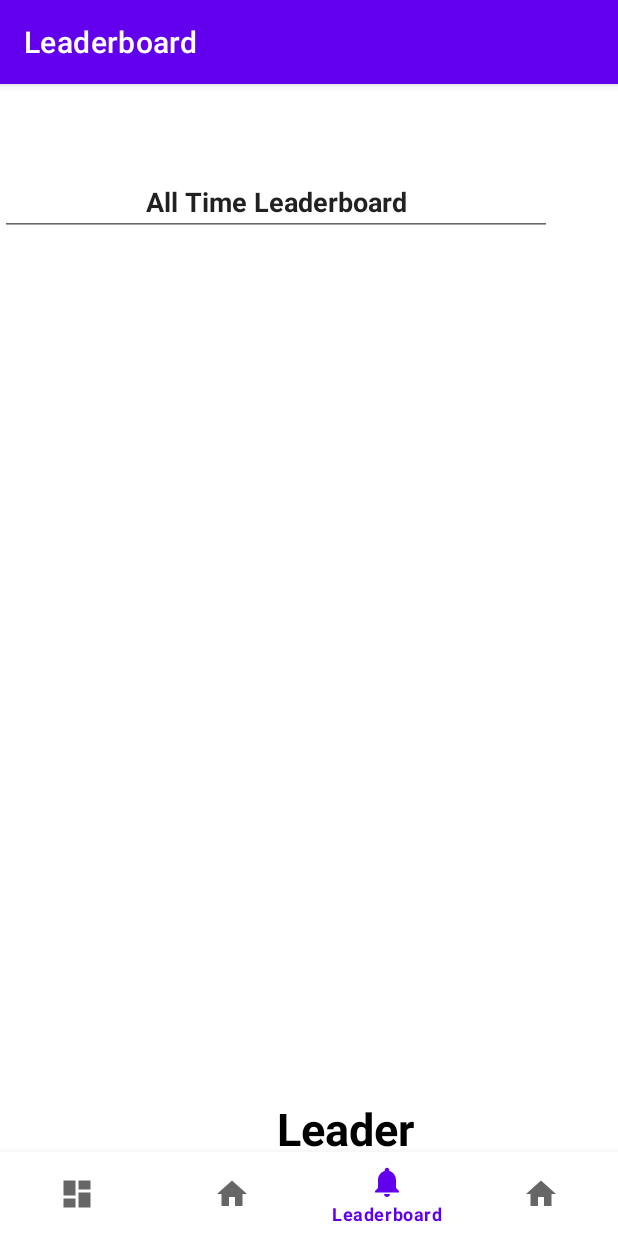
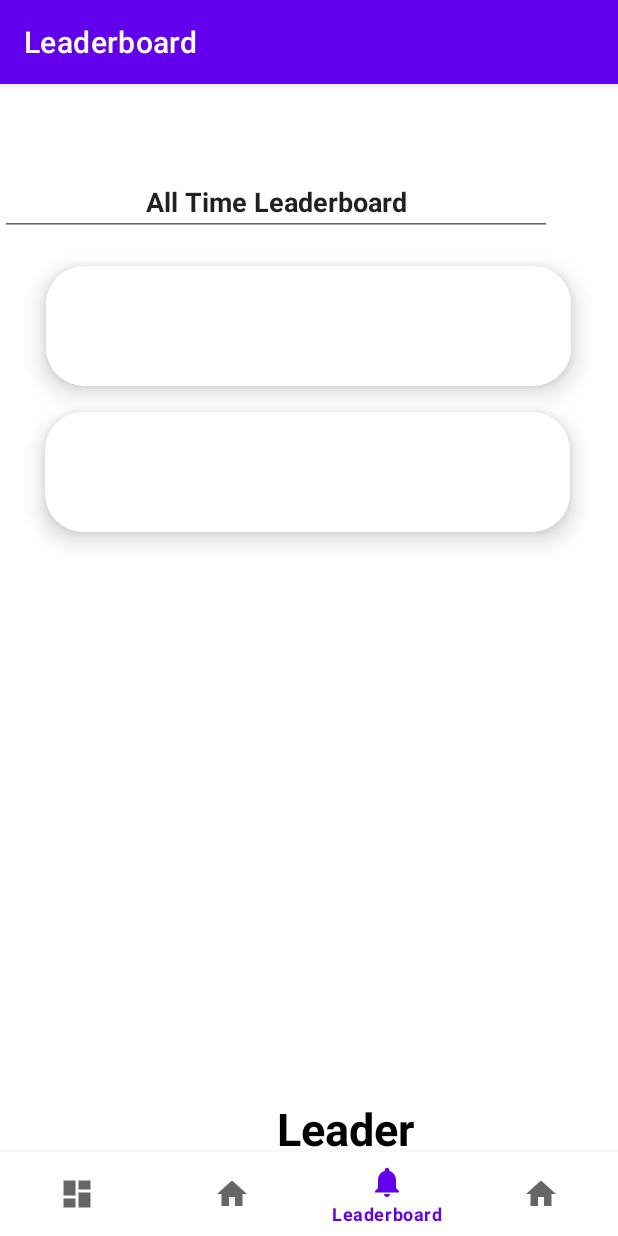
Before and after one commit to KellyyDuong/Nocial, an Android app: the LeaderboardFragment screen opened through its navigation route, on a phone screen of 412 x 824 dp. Run offline under Robolectric (Android 15) with nearby library versions, the phone set to English and light mode, and no system bars; our stand-ins replace navigation-ui.

Commit message:
notification box

```diff
--- /dev/null
+++ b/frontend/app/src/main/res/drawable/leaderboard_box.xml
@@ -0,0 +1,9 @@
+<?xml version="1.0" encoding="utf-8"?>
+<selector xmlns:android="http://schemas.android.com/apk/res/android">
+<item>
+    <shape android:shape="rectangle">
+        <solid android:color="#FFFFFF"></solid>
+        <corners android:radius="25dp"/>
+    </shape>
+</item>
+</selector>
--- a/frontend/app/src/main/res/layout/fragment_leaderboard.xml
+++ b/frontend/app/src/main/res/layout/fragment_leaderboard.xml
@@ -19,6 +19,43 @@
         app:layout_constraintBottom_toBottomOf="parent"
         app:layout_constraintEnd_toEndOf="parent" />
 
+    <androidx.constraintlayout.widget.ConstraintLayout
+        android:id="@+id/constraintLayout"
+        android:layout_width="match_parent"
+        android:layout_height="match_parent"
+        tools:layout_editor_absoluteX="0dp"
+        tools:layout_editor_absoluteY="0dp">
+
+        <TextView
+            android:id="@+id/Notification1"
+            android:layout_width="350dp"
+            android:layout_height="80dp"
+            android:layout_marginStart="21dp"
+            android:layout_marginTop="20dp"
+            android:layout_marginEnd="22dp"
+            android:background="@drawable/leaderboard_box"
+            android:elevation="5dp"
+            android:translationZ="5dp"
+            app:layout_constraintBottom_toBottomOf="parent"
+            app:layout_constraintEnd_toEndOf="parent"
+            app:layout_constraintStart_toStartOf="parent"
+            app:layout_constraintTop_toBottomOf="@+id/Leaderboard"
+            app:layout_constraintVertical_bias="0.0" />
+
+        <TextView
+            android:id="@+id/Notifcation2"
+            android:layout_width="350dp"
+            android:layout_height="80dp"
+            android:layout_marginStart="20dp"
+            android:layout_marginTop="17dp"
+            android:layout_marginEnd="22dp"
+            android:background="@drawable/leaderboard_box"
+            android:elevation="4dp"
+            android:translationZ="5dp"
+            app:layout_constraintEnd_toEndOf="parent"
+            app:layout_constraintStart_toStartOf="parent"
+            app:layout_constraintTop_toBottomOf="@+id/Notification1" />
+
         <EditText
             android:id="@+id/Leaderboard"
             android:layout_width="368dp"
@@ -29,6 +66,7 @@
             android:textAlignment="center"
             android:textStyle="bold"
             tools:layout_editor_absoluteX="12dp"
-        tools:layout_editor_absoluteY="105dp" />
+            tools:layout_editor_absoluteY="54dp" />
+    </androidx.constraintlayout.widget.ConstraintLayout>
 
 </androidx.constraintlayout.widget.ConstraintLayout>
```
Lines whose indentation alone changed are shown as unchanged.
